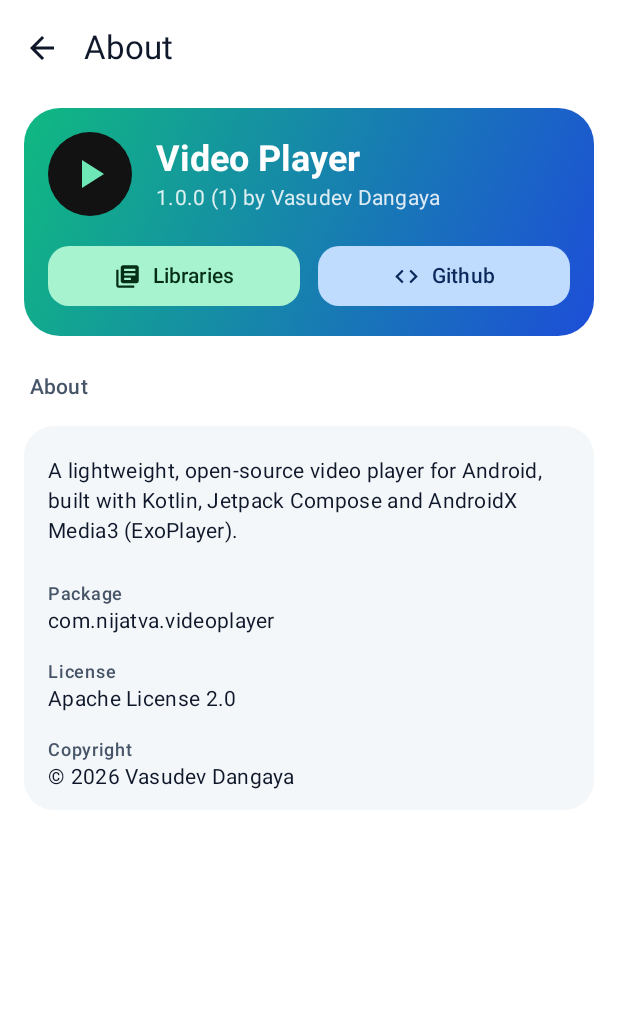
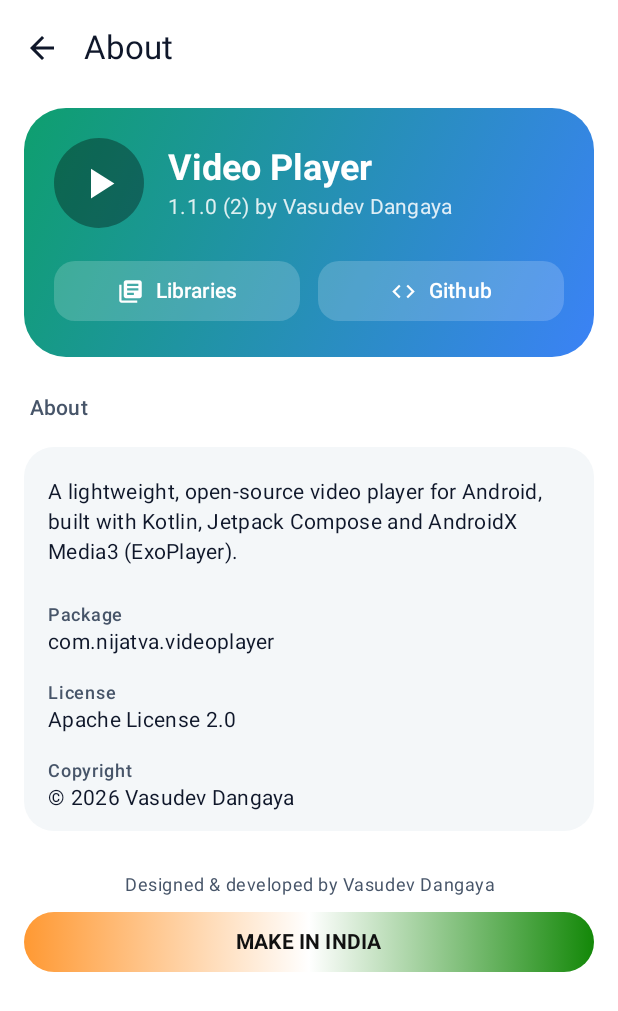
Before and after one commit to nijatva/nijatva-video-player, an Android app built with Jetpack Compose: the AboutScreen screen opened through its navigation route, on a phone screen of 412 x 824 dp. Shown: the top 1011 px of the screen. Run offline under Robolectric (Android 15) with nearby library versions, the phone set to English and light mode, and no system bars.

Commit message:
Replace the About screen with an accent-aware hero card and a footer; bump to 1.1.0 (2)

```diff
--- a/app/build.gradle.kts
+++ b/app/build.gradle.kts
@@ -15,8 +15,8 @@ android {
         applicationId = "com.nijatva.videoplayer"
         minSdk = 24
         targetSdk = 35
-        versionCode = 1
-        versionName = "1.0.0"
+        versionCode = 2
+        versionName = "1.1.0"
 
         vectorDrawables {
             useSupportLibrary = true
--- a/app/src/main/java/com/nijatva/videoplayer/ui/settings/AboutScreen.kt
+++ b/app/src/main/java/com/nijatva/videoplayer/ui/settings/AboutScreen.kt
@@ -23,7 +23,6 @@ import androidx.compose.material.icons.filled.LibraryBooks
 import androidx.compose.material.icons.filled.PlayArrow
 import androidx.compose.material3.Button
 import androidx.compose.material3.ButtonDefaults
-import androidx.compose.material3.FilledTonalButton
 import androidx.compose.material3.Icon
 import androidx.compose.material3.MaterialTheme
 import androidx.compose.material3.Text
@@ -35,6 +34,7 @@ import androidx.compose.ui.graphics.Brush
 import androidx.compose.ui.graphics.Color
 import androidx.compose.ui.platform.LocalContext
 import androidx.compose.ui.text.font.FontWeight
+import androidx.compose.ui.text.style.TextAlign
 import androidx.compose.ui.unit.dp
 import com.nijatva.videoplayer.BuildConfig
 import com.nijatva.videoplayer.ui.components.SectionHeader
@@ -46,11 +46,10 @@ private const val REPO_URL = "https://github.com/vasudev-work/nijatva-video-play
 @Composable
 fun AboutScreen(onBack: () -> Unit, onOpenLibraries: () -> Unit) {
     val context = LocalContext.current
+    val scheme = MaterialTheme.colorScheme
 
     fun openUrl(url: String) {
-        runCatching {
-            context.startActivity(Intent(Intent.ACTION_VIEW, Uri.parse(url)))
-        }
+        runCatching { context.startActivity(Intent(Intent.ACTION_VIEW, Uri.parse(url))) }
     }
 
     ZScreen(title = "About", onBack = onBack) { modifier ->
@@ -58,33 +57,30 @@ fun AboutScreen(onBack: () -> Unit, onOpenLibraries: () -> Unit) {
             modifier = modifier.fillMaxSize().padding(horizontal = 16.dp),
             verticalArrangement = Arrangement.spacedBy(8.dp),
         ) {
+            /* ---- hero card, follows the chosen accent ---- */
             item {
                 Spacer(Modifier.height(8.dp))
                 Box(
                     modifier = Modifier
                         .fillMaxWidth()
-                        .clip(RoundedCornerShape(24.dp))
-                        .background(
-                            Brush.linearGradient(
-                                listOf(Color(0xFF10B981), Color(0xFF1D4ED8)),
-                            ),
-                        )
-                        .padding(16.dp),
+                        .clip(RoundedCornerShape(28.dp))
+                        .background(Brush.linearGradient(listOf(scheme.primary, scheme.secondary)))
+                        .padding(20.dp),
                 ) {
                     Column {
                         Row(verticalAlignment = Alignment.CenterVertically) {
                             Box(
                                 modifier = Modifier
-                                    .size(56.dp)
+                                    .size(60.dp)
                                     .clip(CircleShape)
-                                    .background(Color(0xFF121212)),
+                                    .background(Color.Black.copy(alpha = 0.34f)),
                                 contentAlignment = Alignment.Center,
                             ) {
                                 Icon(
                                     Icons.Filled.PlayArrow,
                                     contentDescription = null,
-                                    tint = Color(0xFF6EE7B7),
-                                    modifier = Modifier.size(32.dp),
+                                    tint = Color.White,
+                                    modifier = Modifier.size(34.dp),
                                 )
                             }
                             Spacer(Modifier.width(16.dp))
@@ -102,28 +98,30 @@ fun AboutScreen(onBack: () -> Unit, onOpenLibraries: () -> Unit) {
                                 )
                             }
                         }
-                        Spacer(Modifier.height(16.dp))
+
+                        Spacer(Modifier.height(18.dp))
+
                         Row(horizontalArrangement = Arrangement.spacedBy(12.dp)) {
                             Button(
                                 onClick = onOpenLibraries,
                                 modifier = Modifier.weight(1f),
                                 shape = RoundedCornerShape(14.dp),
                                 colors = ButtonDefaults.buttonColors(
-                                    containerColor = Color(0xFFA7F3D0),
-                                    contentColor = Color(0xFF052E16),
+                                    containerColor = Color.White.copy(alpha = 0.18f),
+                                    contentColor = Color.White,
                                 ),
                             ) {
                                 Icon(Icons.Filled.LibraryBooks, contentDescription = null, modifier = Modifier.size(18.dp))
                                 Spacer(Modifier.width(8.dp))
                                 Text("Libraries", fontWeight = FontWeight.SemiBold)
                             }
-                            FilledTonalButton(
+                            Button(
                                 onClick = { openUrl(REPO_URL) },
                                 modifier = Modifier.weight(1f),
                                 shape = RoundedCornerShape(14.dp),
-                                colors = ButtonDefaults.filledTonalButtonColors(
-                                    containerColor = Color(0xFFBFDBFE),
-                                    contentColor = Color(0xFF0B2A5B),
+                                colors = ButtonDefaults.buttonColors(
+                                    containerColor = Color.White.copy(alpha = 0.18f),
+                                    contentColor = Color.White,
                                 ),
                             ) {
                                 Icon(Icons.Filled.Code, contentDescription = null, modifier = Modifier.size(18.dp))
@@ -145,16 +143,47 @@ fun AboutScreen(onBack: () -> Unit, onOpenLibraries: () -> Unit) {
                         )
                     }
                     Column(Modifier.padding(horizontal = 16.dp, vertical = 8.dp)) {
-                        Text("Package", style = MaterialTheme.typography.labelMedium, color = MaterialTheme.colorScheme.onSurfaceVariant)
+                        Text("Package", style = MaterialTheme.typography.labelMedium, color = scheme.onSurfaceVariant)
                         Text(BuildConfig.APPLICATION_ID, style = MaterialTheme.typography.bodyMedium)
                     }
                     Column(Modifier.padding(horizontal = 16.dp, vertical = 8.dp)) {
-                        Text("License", style = MaterialTheme.typography.labelMedium, color = MaterialTheme.colorScheme.onSurfaceVariant)
+                        Text("License", style = MaterialTheme.typography.labelMedium, color = scheme.onSurfaceVariant)
                         Text("Apache License 2.0", style = MaterialTheme.typography.bodyMedium)
                     }
                     Column(Modifier.padding(horizontal = 16.dp, vertical = 8.dp)) {
-                        Text("Copyright", style = MaterialTheme.typography.labelMedium, color = MaterialTheme.colorScheme.onSurfaceVariant)
+                        Text("Copyright", style = MaterialTheme.typography.labelMedium, color = scheme.onSurfaceVariant)
                         Text("© 2026 Vasudev Dangaya", style = MaterialTheme.typography.bodyMedium)
+                    }
+                }
+            }
+
+            /* ---- footer ---- */
+            item {
+                Column(
+                    modifier = Modifier.fillMaxWidth().padding(top = 20.dp, bottom = 8.dp),
+                    horizontalAlignment = Alignment.CenterHorizontally,
+                ) {
+                    Text(
+                        "Designed & developed by Vasudev Dangaya",
+                        style = MaterialTheme.typography.bodySmall,
+                        color = scheme.onSurfaceVariant,
+                        textAlign = TextAlign.Center,
+                    )
+                    Spacer(Modifier.height(10.dp))
+                    Box(
+                        modifier = Modifier
+                            .fillMaxWidth()
+                            .clip(RoundedCornerShape(50))
+                            .background(Brush.horizontalGradient(listOf(Color(0xFFFF9933), Color(0xFFFFFFFF), Color(0xFF138808))))
+                            .padding(vertical = 10.dp),
+                        contentAlignment = Alignment.Center,
+                    ) {
+                        Text(
+                            "MAKE IN INDIA",
+                            style = MaterialTheme.typography.labelLarge,
+                            fontWeight = FontWeight.Bold,
+                            color = Color(0xFF111111),
+                        )
                     }
                 }
             }
```
